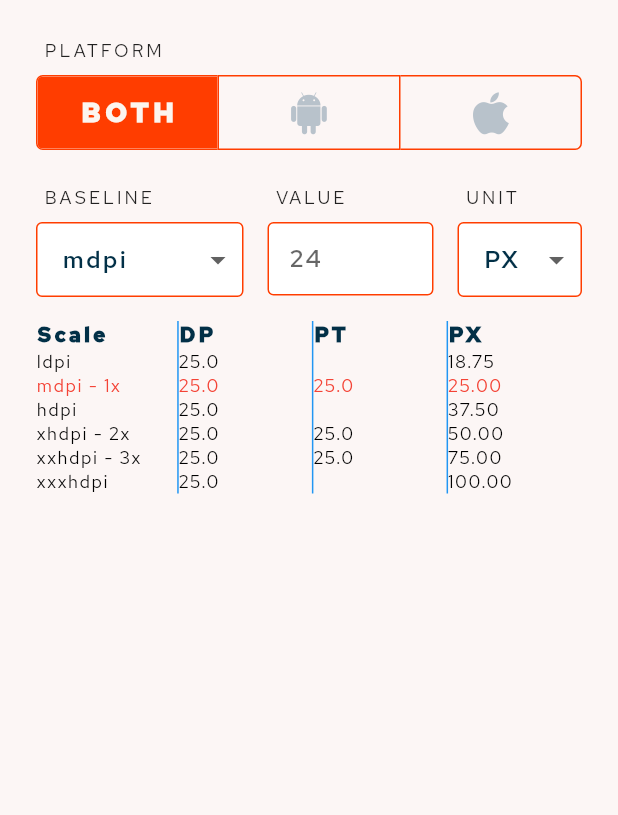
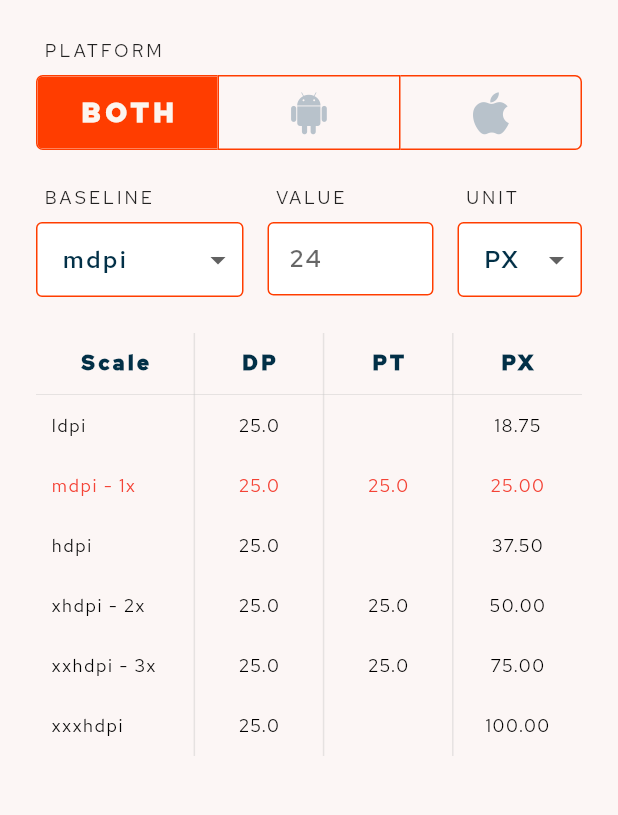
Before and after one commit to FutureGrit/scale-factor, a Flutter app: the screen it shows after launch, on a phone screen of 412 x 824 dp, the part 132-947 px from its top. Run offline on Flutter 3.47's test engine with Material 2 defaults, Android fonts, the phone set to English and light mode, and no system bars.

Commit message:
:construction: Work on result table ui which need to be improved

```diff
--- a/lib/ui/views/home_view.dart
+++ b/lib/ui/views/home_view.dart
@@ -30,7 +30,9 @@ class HomeView extends StatelessWidget {
               verticalSpaceLarge,
               BaselineValueUnit(),
               TableType(
-                platform: Platform.Android,
+                platform: Platform.Both,
+                //platform: Platform.Android,
+                //platform: Platform.iOS,
               )
             ],
           ),
--- a/lib/ui/widgets/table_data_cell.dart
+++ b/lib/ui/widgets/table_data_cell.dart
@@ -1,21 +1,27 @@
 import 'package:flutter/material.dart';
 import 'package:scale_factor/utils/shared_styles.dart';
 
+// TODO: Should I move this class as a widget in table
+
 class TableDataCell extends StatelessWidget {
-  TableDataCell({@required this.value, this.alignment = Alignment.center});
+  TableDataCell(
+      {@required this.value,
+      this.textStyle,
+      this.alignment = Alignment.center});
 
   final String value;
   final Alignment alignment;
-  //final bool isSelected
+  final TextStyle textStyle;
 
   @override
   Widget build(BuildContext context) {
     return Container(
+      height: 40,
       padding: EdgeInsets.all(10.0),
       alignment: alignment,
       child: Text(
         value,
-        style: tableTextStyle,
+        style: textStyle,
       ),
     );
   }
--- a/lib/ui/widgets/tables/android_platform_table.dart
+++ b/lib/ui/widgets/tables/android_platform_table.dart
@@ -1,6 +1,3 @@
-// TODO: Create table for android only: remove PT and
-// update rows first cell text(remove 1x, 2x and 3x)
-
 import 'package:flutter/material.dart';
 import 'package:scale_factor/models/row.dart';
 import 'package:scale_factor/ui/widgets/table_data_cell.dart';
@@ -10,25 +7,22 @@ class AndroidPlatformTable extends StatelessWidget {
   AndroidPlatformTable({@required this.value});
 
   final double value;
-  final List header = ['Scale', 'DP', 'PT', 'PX'];
+  final List header = ['Scale', 'DP', 'PX'];
 
   @override
   Widget build(BuildContext context) {
-    int selectedRow = 1;
     List<CustomRow> customRows = [
       // ldpi
       CustomRow(
         scaleType: 'ldpi',
         dp: '$value',
-        pt: '',
         px: convertValue(factor: .75),
       ),
 
       // mdpi
       CustomRow(
-        scaleType: 'mdpi - 1x',
+        scaleType: 'mdpi',
         dp: '$value',
-        pt: '$value',
         px: convertValue(factor: 1.0),
       ),
 
@@ -36,23 +30,20 @@ class AndroidPlatformTable extends StatelessWidget {
       CustomRow(
         scaleType: 'hdpi',
         dp: '$value',
-        pt: '',
         px: convertValue(factor: 1.50),
       ),
 
       // xhdpi
       CustomRow(
-        scaleType: 'xhdpi - 2x',
+        scaleType: 'xhdpi',
         dp: '$value',
-        pt: '$value',
         px: convertValue(factor: 2.0),
       ),
 
       // xxhdpi
       CustomRow(
-        scaleType: 'xxhdpi - 3x',
+        scaleType: 'xxhdpi',
         dp: '$value',
-        pt: '$value',
         px: convertValue(factor: 3.0),
       ),
 
@@ -60,72 +51,52 @@ class AndroidPlatformTable extends StatelessWidget {
       CustomRow(
         scaleType: 'xxxhdpi',
         dp: '$value',
-        pt: '',
         px: convertValue(factor: 4.0),
       )
     ];
 
     return Container(
       //color: Colors.yellow,
-      margin: EdgeInsets.only(top: 16.0),
+      margin: EdgeInsets.only(top: 24.0),
       child: Column(
         crossAxisAlignment: CrossAxisAlignment.stretch,
         children: [
           Table(
             border: TableBorder(
               verticalInside: BorderSide(
-                  width: 1, color: Colors.blue, style: BorderStyle.solid),
+                  // TODO: Remove hard coded border color
+                  width: 1,
+                  color: Color(0x59BDBDBD),
+                  style: BorderStyle.solid),
             ),
-            columnWidths: {0: FractionColumnWidth(0.26)},
+            // TODO: Column width need to be changed for each type of platform
+            //columnWidths: {0: FractionColumnWidth(0.29)},
             defaultVerticalAlignment: TableCellVerticalAlignment.middle,
             children: [
-              // Table headers
+              // Table headers columns
               TableRow(
                 children: header
-                    .map((columnTitle) => Text(
-                          columnTitle,
-                          style: tableHeaderStyle,
+                    .map((columnTitle) => TableDataCell(
+                          value: columnTitle,
+                          alignment: Alignment.center,
+                          textStyle: tableHeaderStyle,
                         ))
                     .toList(),
               ),
 
+              // Header separator line
+              TableRow(children: [
+                for (int i = 0; i < header.length; i++)
+                  Divider(
+                    color: Color(0x59BDBDBD),
+                    // TODO: const for hard coded height
+                    height: 2,
+                  )
+              ]),
+
+              // Table data rows
               for (int i = 0; i < customRows.length; i++)
                 getRow(row: customRows[i], currentIndex: i),
-              // TableRow(children: [
-              //   Text(customRows[i].scaleType),
-              //   Text(customRows[i].dp),
-              //   Text(customRows[i].pt),
-              //   Text(customRows[i].px),
-              //]),
-
-              // Row create type 2
-              // for (CustomRow row in customRows)
-              //   TableRow(children: [
-              //     Text(row.scaleType),
-              //     Text(row.dp),
-              //     Text(row.pt),
-              //     Text(row.px),
-              //   ]),
-              //
-              // // Row create type 3
-              // // Table Rows
-              // ...customRows
-              //     .map(
-              //       (row) => TableRow(
-              //         //TODO: selected:
-              //         children: [
-              //           TableDataCell(
-              //             value: row.scaleType,
-              //             alignment: Alignment.centerLeft,
-              //           ),
-              //           //Text(row.scaleType, style: tableTextStyle),
-              //           Text(row.dp, style: tableTextStyle),
-              //           Text(row.pt, style: tableTextStyle),
-              //           Text(row.px, style: tableTextStyle),
-              //         ],
-              //       ),
-              //     )
-              //     .toList(),
             ],
           ),
         ],
@@ -145,13 +116,9 @@ class AndroidPlatformTable extends StatelessWidget {
       textStyle = tableTextStyle.copyWith(color: Colors.red);
     }
     return TableRow(children: [
-      Text(row.scaleType, style: textStyle),
-      Text(row.dp, style: textStyle),
-      Text(row.pt, style: textStyle),
-      Text(
-        row.px,
-        style: textStyle,
-      ),
+      TableDataCell(value: row.scaleType, textStyle: textStyle),
+      TableDataCell(value: row.dp, textStyle: textStyle),
+      TableDataCell(value: row.px, textStyle: textStyle),
     ]);
   }
 }
--- a/lib/ui/widgets/tables/both_platform_table.dart
+++ b/lib/ui/widgets/tables/both_platform_table.dart
@@ -1,5 +1,7 @@
 import 'package:flutter/material.dart';
+import 'package:scale_factor/enums/platform.dart';
 import 'package:scale_factor/models/row.dart';
+import 'package:scale_factor/ui/widgets/table_data_cell.dart';
 import 'package:scale_factor/utils/shared_styles.dart';
 
 class BothPlatformTable extends StatelessWidget {
@@ -7,8 +9,6 @@ class BothPlatformTable extends StatelessWidget {
 
   final double value;
   final List header = ['Scale', 'DP', 'PT', 'PX'];
-
-  // Require 'value' parameter to calculate
 
   @override
   Widget build(BuildContext context) {
@@ -64,44 +64,47 @@ class BothPlatformTable extends StatelessWidget {
 
     return Container(
       //color: Colors.yellow,
-      margin: EdgeInsets.only(top: 16.0),
+      margin: EdgeInsets.only(top: 24.0),
       child: Column(
         crossAxisAlignment: CrossAxisAlignment.stretch,
         children: [
-          DataTable(
-            horizontalMargin: 4,
-            columns: header
-                .map((columnTitle) => DataColumn(
-                        label: Text(
-                      columnTitle,
-                      style: tableHeaderStyle,
-                    )))
-                .toList(),
-            rows: customRows
-                .map(
-                  (row) => DataRow(
-                    //TODO: selected:
-                    cells: [
-                      DataCell(Text(
-                        row.scaleType,
-                        style: tableTextStyle,
-                      )),
-                      DataCell(Text(
-                        row.dp,
-                        style: tableTextStyle,
-                      )),
-                      DataCell(Text(
-                        row.pt,
-                        style: tableTextStyle,
-                      )),
-                      DataCell(Text(
-                        row.px,
-                        style: tableTextStyle,
-                      )),
-                    ],
-                  ),
-                )
-                .toList(),
+          Table(
+            border: TableBorder(
+              verticalInside: BorderSide(
+                  // TODO: Remove hard coded border color
+                  width: 1,
+                  color: Color(0x59BDBDBD),
+                  style: BorderStyle.solid),
+            ),
+            // TODO: Column width need to be changed for each type of platform
+            columnWidths: {0: FractionColumnWidth(0.29)},
+            defaultVerticalAlignment: TableCellVerticalAlignment.middle,
+            children: [
+              // Table headers columns
+              TableRow(
+                children: header
+                    .map((columnTitle) => TableDataCell(
+                          value: columnTitle,
+                          alignment: Alignment.center,
+                          textStyle: tableHeaderStyle,
+                        ))
+                    .toList(),
+              ),
+
+              // Header separator line
+              TableRow(children: [
+                for (int i = 0; i < header.length; i++)
+                  Divider(
+                    color: Color(0x59BDBDBD),
+                    // TODO: const for hard coded height
+                    height: 2,
+                  )
+              ]),
+
+              // Table data rows
+              for (int i = 0; i < customRows.length; i++)
+                getRow(row: customRows[i], currentIndex: i),
+            ],
           ),
         ],
       ),
@@ -111,4 +114,23 @@ class BothPlatformTable extends StatelessWidget {
   String convertValue({@required double factor}) {
     return (value * factor).toStringAsFixed(2);
   }
+
+  TableRow getRow({@required CustomRow row, int currentIndex = 0}) {
+    int selectedIndex = 1;
+    TextStyle textStyle = tableTextStyle;
+
+    if (currentIndex == selectedIndex) {
+      textStyle = tableTextStyle.copyWith(color: Colors.red);
+    }
+    return TableRow(children: [
+      TableDataCell(
+        value: row.scaleType,
+        textStyle: textStyle,
+        alignment: Alignment.centerLeft,
+      ),
+      TableDataCell(value: row.dp, textStyle: textStyle),
+      TableDataCell(value: row.pt, textStyle: textStyle),
+      TableDataCell(value: row.px, textStyle: textStyle),
+    ]);
+  }
 }
--- a/lib/ui/widgets/tables/table.dart
+++ b/lib/ui/widgets/tables/table.dart
@@ -2,6 +2,7 @@ import 'package:flutter/material.dart';
 import 'package:scale_factor/enums/platform.dart';
 import 'package:scale_factor/ui/widgets/tables/android_platform_table.dart';
 import 'package:scale_factor/ui/widgets/tables/both_platform_table.dart';
+import 'package:scale_factor/ui/widgets/tables/ios_platform_table.dart';
 
 class TableType extends StatelessWidget {
   TableType({@required this.platform});
@@ -18,6 +19,10 @@ class TableType extends StatelessWidget {
       return AndroidPlatformTable(
         value: 25.0,
       );
+    } else {
+      return IosPlatformTable(
+        value: 25,
+      );
     }
     // TODO: set condition for Android and iOS table
     return Container(
```
Also changed, not shown: lib/ui/widgets/tables/ios_platform_table.dart (+106 -0 lines).
